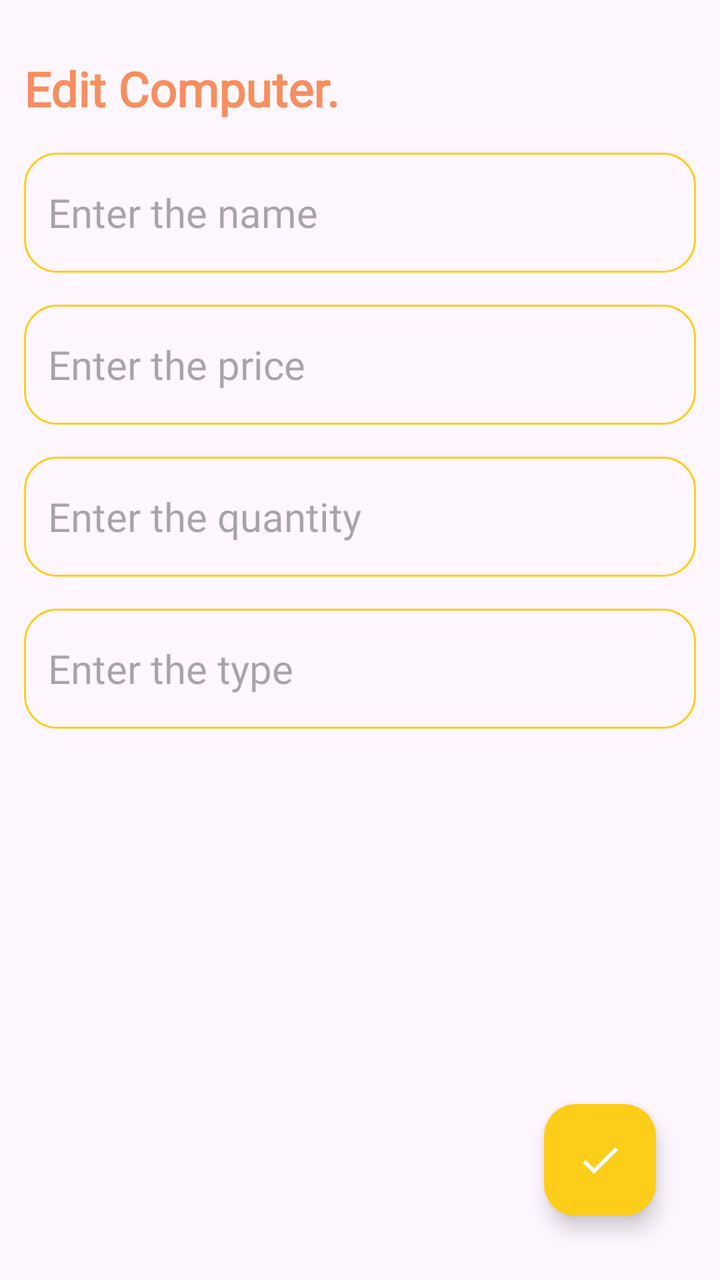
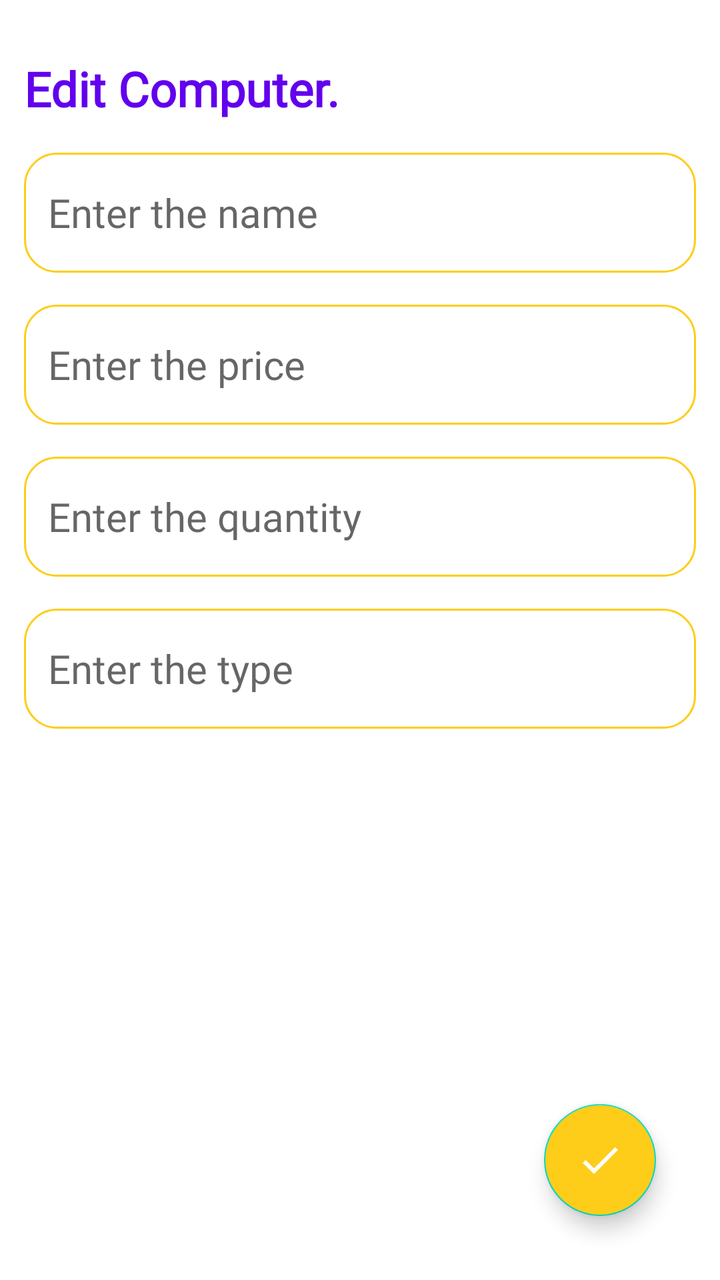

Two renders of the same Android screen: before a commit and after it. Below are the layout's source before the change and the commit's diff.
<!-- AndroidManifest.xml: application theme Theme.Ceb029_nguyenquocviet -->
<!-- res/layout/fragment_edit_computer.xml -->
<?xml version="1.0" encoding="utf-8"?>
<layout
        xmlns:android="http://schemas.android.com/apk/res/android"
        xmlns:tools="http://schemas.android.com/tools"
        xmlns:app="http://schemas.android.com/apk/res-auto"
>

    <RelativeLayout
            android:layout_width="match_parent"
            android:layout_height="match_parent"
            android:orientation="vertical"
            android:padding="12dp"
            tools:context=".UpdateNoteFragment"
            android:fitsSystemWindows="true"
    >

        <TextView
                android:id="@+id/editNoteHeading"
                android:layout_width="wrap_content"
                android:layout_height="wrap_content"
                android:layout_alignParentTop="true"
                android:layout_marginTop="16dp"
                android:fontFamily="@font/poppins"
                android:text="Edit Computer."
                android:textStyle="bold"
                android:textColor="@color/orange"
                android:textSize="24sp" />


        <EditText
                android:id="@+id/editName"
                android:layout_width="match_parent"
                android:layout_height="60dp"
                android:hint="Enter the name"
                android:padding="12dp"
                android:textSize="20sp"
                android:layout_below="@id/editNoteHeading"
                android:background="@drawable/pink_border"
                android:layout_marginTop="16dp"
                android:maxLines="1"
                android:fontFamily="@font/poppins"/>

        <EditText
                android:id="@+id/editPrice"
                android:layout_width="match_parent"
                android:layout_height="60dp"
                android:inputType="numberDecimal"
                android:hint="Enter the price"
                android:padding="12dp"
                android:textSize="20sp"
                android:layout_below="@id/editName"
                android:background="@drawable/pink_border"
                android:layout_marginTop="16dp"
                android:maxLines="1"
                android:fontFamily="@font/poppins"/>
        <EditText
                android:id="@+id/editquantity"
                android:layout_width="match_parent"
                android:layout_height="60dp"
                android:inputType="number"
                android:hint="Enter the quantity"
                android:padding="12dp"
                android:textSize="20sp"
                android:layout_below="@id/editPrice"
                android:background="@drawable/pink_border"
                android:layout_marginTop="16dp"
                android:maxLines="1"
                android:fontFamily="@font/poppins"/>

        <EditText
                android:id="@+id/editType"
                android:layout_width="match_parent"
                android:layout_height="60dp"
                android:inputType="text"
                android:hint="Enter the type"
                android:padding="12dp"
                android:textSize="20sp"
                android:layout_below="@id/editquantity"
                android:background="@drawable/pink_border"
                android:layout_marginTop="16dp"
                android:maxLines="1"
                android:fontFamily="@font/poppins"/>

        <com.google.android.material.floatingactionbutton.FloatingActionButton
                android:id="@+id/editNoteFab"
                android:layout_width="wrap_content"
                android:layout_height="wrap_content"
                android:layout_marginEnd="20dp"
                android:layout_marginBottom="20dp"
                android:clickable="true"
                android:backgroundTint="@color/yellow"
                android:tintMode="@color/white"
                android:src="@drawable/baseline_done_24"
                android:layout_alignParentBottom="true"
                android:layout_alignParentEnd="true"
                android:contentDescription="editFab" />
    </RelativeLayout>
</layout>
<!-- resources referenced by this layout -->
<resources>
  <color name="orange">#F78E5F</color>
  <color name="white">#FFFFFFFF</color>
  <color name="yellow">#FECD1A</color>
  <!-- drawable baseline_done_24 (drawable) -->
  <vector xmlns:android="http://schemas.android.com/apk/res/android" android:height="24dp" android:tint="#FFFFFF" android:viewportHeight="24" android:viewportWidth="24" android:width="24dp">
        
      <path android:fillColor="@android:color/white" android:pathData="M9,16.2L4.8,12l-1.4,1.4L9,19 21,7l-1.4,-1.4L9,16.2z"/>
      
  </vector>
  <!-- drawable pink_border (drawable) -->
  <?xml version="1.0" encoding="utf-8"?>
  <shape xmlns:android="http://schemas.android.com/apk/res/android"
      android:shape="rectangle">
  
      <stroke
          android:width="1dp"
          android:color="@color/yellow"/>
  
      <corners
          android:radius="16dp"/>
  
  </shape>
  <style name="Theme.Ceb029_nguyenquocviet" parent="Base.Theme.Ceb029_nguyenquocviet" />
  <style name="Base.Theme.Ceb029_nguyenquocviet" parent="Theme.Material3.Light.NoActionBar">
          <item name="colorPrimary">@color/purple_500</item>
          <item name="colorPrimaryVariant">@color/purple_700</item>
          <item name="colorOnPrimary">@color/white</item>
          
          <item name="colorSecondary">@color/teal_200</item>
          <item name="colorSecondaryVariant">@color/teal_700</item>
          <item name="colorOnSecondary">@color/black</item>
          
          <item name="android:statusBarColor" tools:targetApi="l">?attr/colorPrimaryVariant</item>
          
      </style>
  <color name="purple_500">#FF6200EE</color>
  <color name="purple_700">#FF3700B3</color>
  <color name="teal_200">#FF03DAC5</color>
  <color name="teal_700">#FF018786</color>
  <color name="black">#FF000000</color>
</resources>

<!-- the commit's change to res/layout/fragment_edit_computer.xml (unified diff, before → after) -->
@@ -23,7 +23,7 @@
                 android:fontFamily="@font/poppins"
                 android:text="Edit Computer."
                 android:textStyle="bold"
-                android:textColor="@color/orange"
+                android:textColor="@color/purple_500"
                 android:textSize="24sp" />
 
 
<!-- resource entries referenced after the edit -->
@@ -1,6 +1,5 @@
 <!-- resources referenced by this layout -->
 <resources>
-  <color name="orange">#F78E5F</color>
   <color name="white">#FFFFFFFF</color>
   <color name="yellow">#FECD1A</color>
   <!-- drawable baseline_done_24 (drawable) -->
@@ -23,8 +22,8 @@
   
   </shape>
   <style name="Theme.Ceb029_nguyenquocviet" parent="Base.Theme.Ceb029_nguyenquocviet" />
-  <style name="Base.Theme.Ceb029_nguyenquocviet" parent="Theme.Material3.Light.NoActionBar">
-          <item name="colorPrimary">@color/purple_500</item>
+  <style name="Base.Theme.Ceb029_nguyenquocviet" parent="Theme.MaterialComponents.DayNight.DarkActionBar">
+          <item name="colorPrimary">@color/yellow</item>
           <item name="colorPrimaryVariant">@color/purple_700</item>
           <item name="colorOnPrimary">@color/white</item>
           
